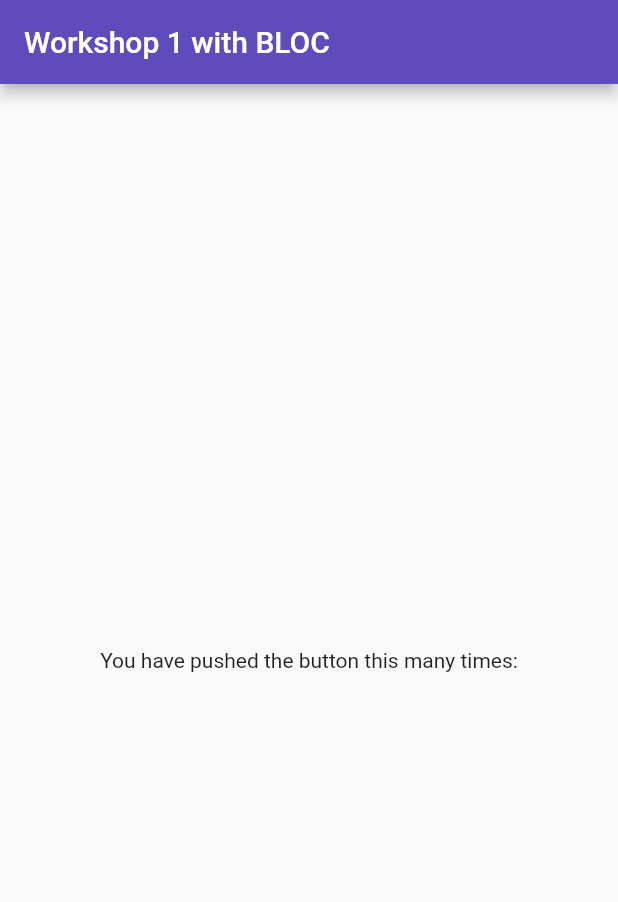
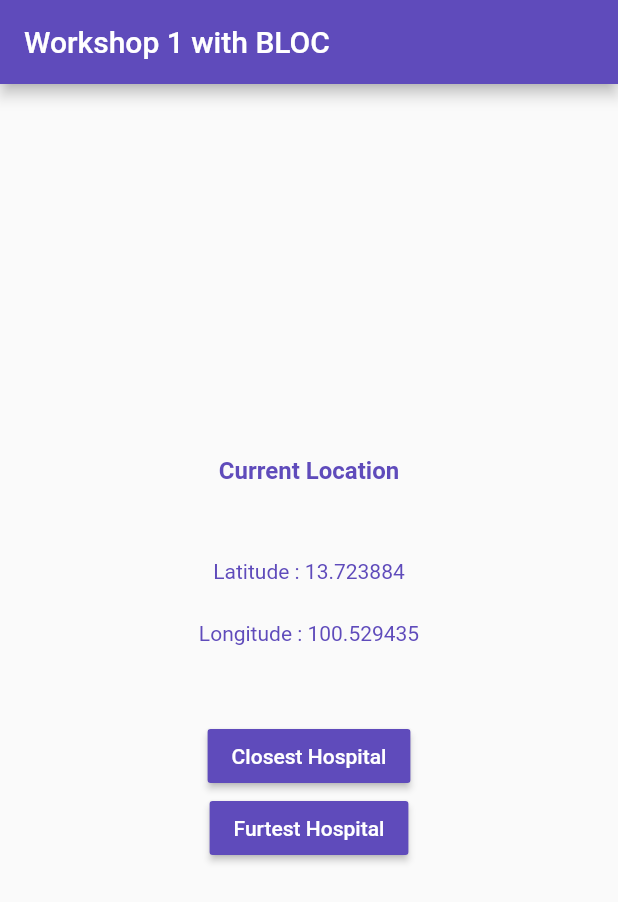
Before and after one commit to champnc/workshop1_bloc, a Flutter app: the screen it shows after launch, on a phone screen of 412 x 824 dp. Shown: the top 902 px of the screen. Run offline on Flutter 3.47's test engine with Material 2 defaults, Android fonts, the phone set to English and light mode, and no system bars; our stand-ins replace bloc, flutter_bloc.

Commit message:
add Route

```diff
--- a/lib/bloc/hospital_bloc.dart
+++ b/lib/bloc/hospital_bloc.dart
@@ -13,6 +13,10 @@ class HospitalBloc extends Bloc<HospitalEvent, HospitalState> {
   Stream<HospitalState> mapEventToState(
     HospitalEvent event,
   ) async* {
-
+    if (event is ClosestHospital) {
+      yield HospitalInitial();
+    } else if (event is FurthestHospital) {
+      yield HospitalInitial();
+    }
   }
 }
--- a/lib/bloc/hospital_event.dart
+++ b/lib/bloc/hospital_event.dart
@@ -2,3 +2,11 @@ part of 'hospital_bloc.dart';
 
 @immutable
 abstract class HospitalEvent {}
+
+class ClosestHospital extends HospitalEvent {
+
+}
+
+class FurthestHospital extends HospitalEvent {
+
+}
--- a/lib/main.dart
+++ b/lib/main.dart
@@ -1,5 +1,11 @@
 import 'package:flutter/material.dart';
 import 'dart:math' as Math;
+
+import 'package:flutter_bloc/flutter_bloc.dart';
+import 'package:workshop1_bloc/bloc/hospital_bloc.dart';
+import 'package:workshop1_bloc/model/data_provider.dart';
+import 'package:workshop1_bloc/model/hospital.dart';
+import 'package:workshop1_bloc/model/my_location.dart';
 
 void main() {
   runApp(MyApp());
@@ -11,9 +17,11 @@ class MyApp extends StatelessWidget {
     return MaterialApp(
       title: 'Flutter Demo',
       theme: ThemeData(
-        primarySwatch: kPrimaryColor,
+        primaryColor: Color.fromRGBO(95, 75, 187, 1),
       ),
-      home: MyHomePage('Workshop 1 with BLOC'),
+      home: BlocProvider(
+          create: (context) => HospitalBloc(),
+          child: MyHomePage('Workshop 1 with BLOC')),
     );
   }
 }
@@ -21,8 +29,20 @@ class MyApp extends StatelessWidget {
 class MyHomePage extends StatelessWidget {
   MyHomePage(this.title);
   final String title;
+  final _MyLocation = MyLocation(13.723884, 100.529435);
+  List<Hospital> _AllHospitals = DataProvider().hospitals;
+
   @override
   Widget build(BuildContext context) {
+
+    _AllHospitals.forEach((element) {
+      element.distance = calcDistance(_MyLocation.latitude,
+          _MyLocation.longitude, element.latitude, element.longitude);
+    });
+    _AllHospitals.sort((a, b) => a.distance.compareTo(b.distance));
+    var closest = _AllHospitals.first;
+    var furthest = _AllHospitals.last;
+
     return Scaffold(
       appBar: AppBar(
         title: Text(title),
@@ -32,10 +52,141 @@ class MyHomePage extends StatelessWidget {
           mainAxisAlignment: MainAxisAlignment.center,
           children: <Widget>[
             Text(
-              'You have pushed the button this many times:',
+              'Current Location',
+              style: TextStyle(
+                  color: Color.fromRGBO(95, 75, 187, 1),
+                  fontSize: 16,
+                  fontWeight: FontWeight.bold),
             ),
+            SizedBox(
+              height: 50,
+            ),
+            Text(
+              'Latitude : ' + _MyLocation.latitude.toString(),
+              style: TextStyle(color: Color.fromRGBO(95, 75, 187, 1)),
+            ),
+            SizedBox(
+              height: 25,
+            ),
+            Text(
+              'Longitude : ' + _MyLocation.longitude.toString(),
+              style: TextStyle(color: Color.fromRGBO(95, 75, 187, 1)),
+            ),
+            SizedBox(
+              height: 50,
+            ),
+            MaterialButton(
+              color: Color.fromRGBO(95, 75, 187, 1),
+              onPressed: () {
+                Navigator.push(
+                  context,
+                  MaterialPageRoute(
+                      builder: (context) => ClosestHospitalRoute(closest)),
+                );
+              },
+              child: Text(
+                "Closest Hospital",
+                style: TextStyle(color: Colors.white),
+              ),
+            ),
+            MaterialButton(
+              color: Color.fromRGBO(95, 75, 187, 1),
+              onPressed: () {
+                Navigator.push(
+                  context,
+                  MaterialPageRoute(
+                      builder: (context) => FurthestHospitalRoute(furthest)),
+                );
+              },
+              child: Text(
+                "Furtest Hospital",
+                style: TextStyle(color: Colors.white),
+              ),
+            )
           ],
         ),
+      ),
+    );
+  }
+}
+
+class ClosestHospitalRoute extends StatelessWidget {
+  final Hospital closest;
+  ClosestHospitalRoute(this.closest);
+
+  @override
+  Widget build(BuildContext context) {
+    return Scaffold(
+      appBar: AppBar(
+        title: Text("home"),
+      ),
+      body: Column(
+        children: <Widget>[
+          Container(
+            padding: EdgeInsets.all(5),
+            color: Color.fromRGBO(95, 75, 187, 1),
+            child: Center(child: Text(closest.name)),
+          ),
+          Container(
+            padding: EdgeInsets.all(5),
+            child: Row(
+              children: <Widget>[Container(), Container()],
+            ),
+          ),
+          Container(
+            padding: EdgeInsets.all(5),
+            child: Row(
+              children: <Widget>[Container(), Container()],
+            ),
+          ),
+          Container(
+            padding: EdgeInsets.all(5),
+            child: Row(
+              children: <Widget>[Container(), Container()],
+            ),
+          ),
+        ],
+      ),
+    );
+  }
+}
+
+class FurthestHospitalRoute extends StatelessWidget {
+  final Hospital furthest;
+  FurthestHospitalRoute(this.furthest);
+
+  @override
+  Widget build(BuildContext context) {
+    return Scaffold(
+      appBar: AppBar(
+        title: Text("home"),
+      ),
+      body: Column(
+        children: <Widget>[
+          Container(
+            padding: EdgeInsets.all(5),
+            color: Color.fromRGBO(95, 75, 187, 1),
+            child: Center(child: Text(furthest.name,Tes)),
+          ),
+          Container(
+            padding: EdgeInsets.all(5),
+            child: Row(
+              children: <Widget>[Container(), Container()],
+            ),
+          ),
+          Container(
+            padding: EdgeInsets.all(5),
+            child: Row(
+              children: <Widget>[Container(), Container()],
+            ),
+          ),
+          Container(
+            padding: EdgeInsets.all(5),
+            child: Row(
+              children: <Widget>[Container(), Container()],
+            ),
+          ),
+        ],
       ),
     );
   }
--- a/lib/model/data_provider.dart
+++ b/lib/model/data_provider.dart
@@ -1,7 +1,7 @@
 import 'package:workshop1_bloc/model/hospital.dart';
 
 class DataProvider {
-  var hospitals = [];
+  var hospitals = <Hospital>[];
 
   DataProvider() {
     hospitals.add(Hospital(
--- /dev/null
+++ b/lib/model/my_location.dart
@@ -0,0 +1,5 @@
+class MyLocation {
+  final double latitude;
+  final double longitude;
+  MyLocation(this.latitude, this.longitude);
+}
```
